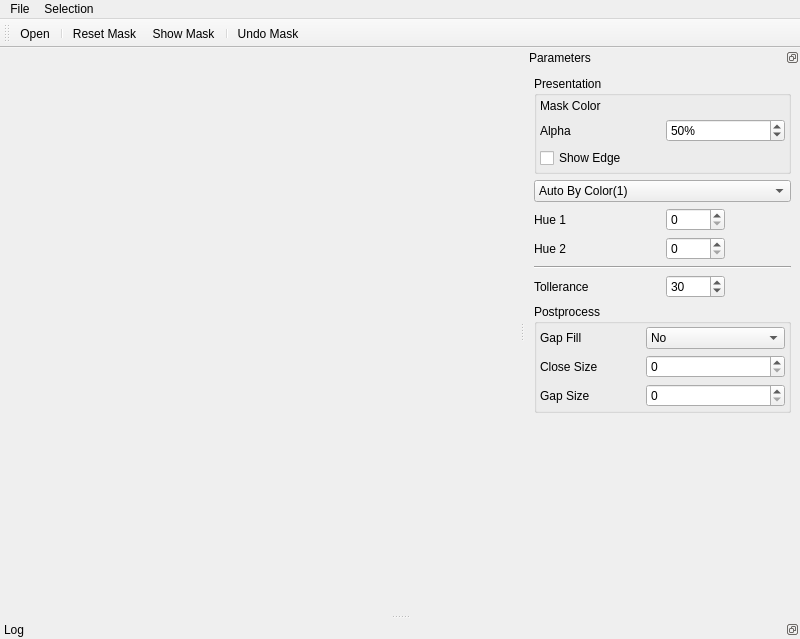
Old version of the form applications/testdistortion/ui/testbedMainWindow.ui in the repository PimenovAlexander/corecvs.
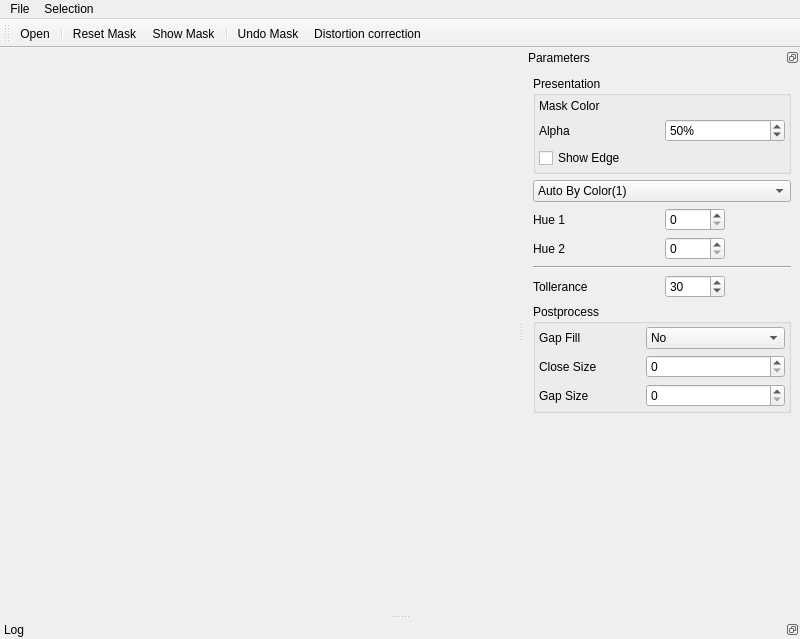
New version of the form. Icons and pictures are not drawn. Custom widgets are drawn as their Qt base class.

Commit message: Change target of TestDistortion and corrected opening image in DistortionWidget

Diff of the .ui file:
```diff
--- a/applications/testdistortion/ui/testbedMainWindow.ui
+++ b/applications/testdistortion/ui/testbedMainWindow.ui
@@ -42,8 +42,8 @@
   <widget class="QDockWidget" name="parametersWidget">
    <property name="minimumSize">
     <size>
-     <width>275</width>
-     <height>408</height>
+     <width>276</width>
+     <height>415</height>
     </size>
    </property>
    <property name="features">
@@ -276,6 +276,7 @@
    <addaction name="actionShowMask"/>
    <addaction name="separator"/>
    <addaction name="actionUndoMask"/>
+   <addaction name="actionDistortionCorrection"/>
   </widget>
   <widget class="QDockWidget" name="logWidget_2">
    <property name="features">
@@ -333,6 +334,15 @@
     <string>Undo Mask</string>
    </property>
   </action>
+  <action name="actionDistortionCorrection">
+   <property name="icon">
+    <iconset resource="../../../resources/main.qrc">
+     <normaloff>:/new/prefix1/sphere.png</normaloff>:/new/prefix1/sphere.png</iconset>
+   </property>
+   <property name="text">
+    <string>Distortion correction</string>
+   </property>
+  </action>
  </widget>
  <customwidgets>
   <customwidget>
```
Left out of the diff: 36 changed lines with no effect on the pictures. The commit also changes 4 other files.
